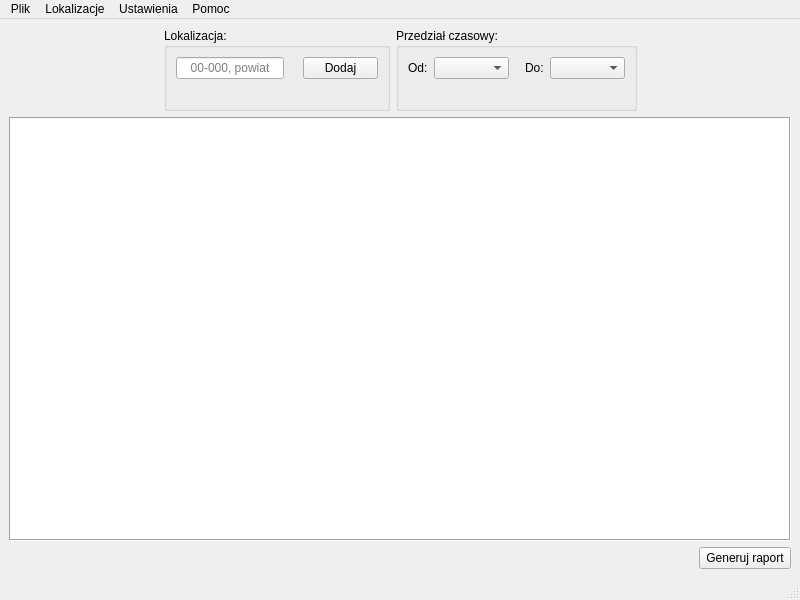
This is Ui/main-window.ui in kuba172/Demog as Qt 5 draws it before an edit. The edited form follows.
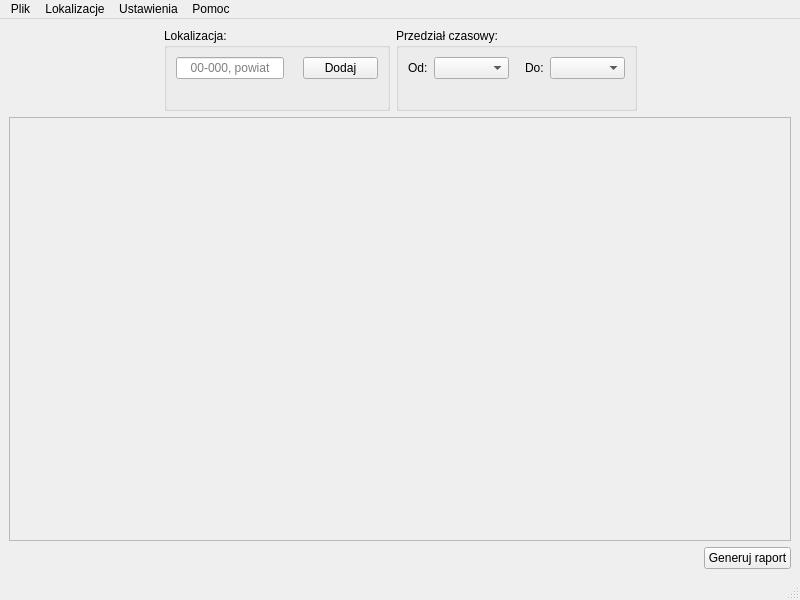
This is the edited form.

What changed in the file:
```diff
--- a/Ui/main-window.ui
+++ b/Ui/main-window.ui
@@ -233,10 +233,31 @@
      </layout>
     </item>
     <item>
-     <widget class="QGraphicsView" name="graphicsView_Interactive_Map">
+                    <widget class="QFrame" name="frame">
+                        <property name="sizePolicy">
+                            <sizepolicy hsizetype="Expanding" vsizetype="Expanding">
+                                <horstretch>0</horstretch>
+                                <verstretch>0</verstretch>
+                            </sizepolicy>
+                        </property>
       <property name="frameShape">
-       <enum>QFrame::Box</enum>
-      </property>
+                            <enum>QFrame::StyledPanel</enum>
+                        </property>
+                        <property name="frameShadow">
+                            <enum>QFrame::Raised</enum>
+                        </property>
+                        <layout class="QVBoxLayout" name="verticalLayout_4">
+                            <item>
+                                <widget class="QWidget" name="widget_Map" native="true">
+                                    <property name="sizePolicy">
+                                        <sizepolicy hsizetype="Expanding" vsizetype="Expanding">
+                                            <horstretch>0</horstretch>
+                                            <verstretch>0</verstretch>
+                                        </sizepolicy>
+                                    </property>
+                                </widget>
+                            </item>
+                        </layout>
      </widget>
     </item>
     <item>
@@ -257,7 +278,7 @@
       <item>
        <widget class="QPushButton" name="pushButton_Generate_Report">
         <property name="text">
-         <string> Generuj raport </string>
+                                    <string>Generuj raport</string>
         </property>
        </widget>
       </item>
```
Left out of the diff: 14 changed lines with no effect on the pictures. Lines whose indentation alone changed are shown as unchanged.
